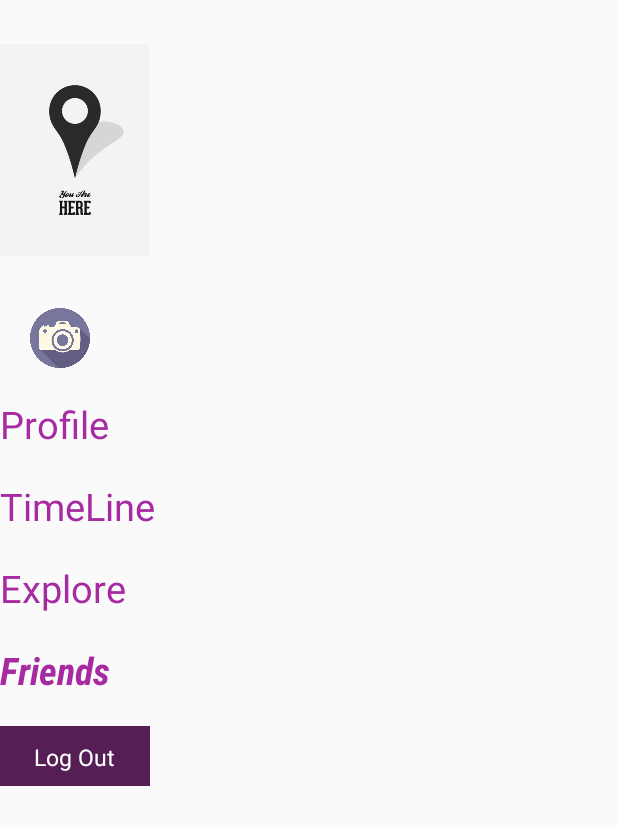
After one commit to azamzamy/GeoApplication, an Android app: the layout fragment_menu.xml on its own in the app's theme, with its tools: preview values and no code run, on a phone screen of 412 x 824 dp. The commit adds this screen. Shown: the top 825 px of the screen. Run offline under Robolectric (Android 15) with nearby library versions, the phone set to English and light mode, and no system bars.

Commit message:
side menue xml

```diff
--- /dev/null
+++ b/Android/YouAreHere/app/src/main/java/Menu.java
@@ -0,0 +1,12 @@
+import com.example.hp.youarehere.R;
+import com.example.hp.youarehere.Timeline;
+
+/**
+ * Created by hp on 11/30/2015.
+ */
+public class Menu extends fragments {
+
+
+
+
+}
--- a/Android/YouAreHere/app/src/main/java/com/example/hp/youarehere/MainActivity.java
+++ b/Android/YouAreHere/app/src/main/java/com/example/hp/youarehere/MainActivity.java
@@ -24,6 +24,8 @@ public class MainActivity extends AppCompatActivity {
 
         signInButton = (RelativeLayout) findViewById(R.id.sign_in_button);
 
+
+
         signInButton.setOnClickListener(new View.OnClickListener() {
             @Override
             public void onClick(View v) {
--- a/Android/YouAreHere/app/src/main/res/layout/activity_main.xml
+++ b/Android/YouAreHere/app/src/main/res/layout/activity_main.xml
@@ -46,7 +46,7 @@
             <TextView
                 android:layout_width="wrap_content"
                 android:layout_height="wrap_content"
-                android:text="SIGN IN TO FACEBOOK"
+                android:text="SIGN IN WITH FACEBOOK"
                 android:textColor="#FFFFFF"
                 android:textSize="20dp"
                 android:layout_centerInParent="true"/>
--- /dev/null
+++ b/Android/YouAreHere/app/src/main/res/layout/fragment_menu.xml
@@ -0,0 +1,93 @@
+<?xml version="1.0" encoding="utf-8"?>
+<LinearLayout  xmlns:android="http://schemas.android.com/apk/res/android"
+
+    android:orientation="vertical"
+    android:layout_width="match_parent"
+    android:layout_height="match_parent"
+    android:fitsSystemWindows="true">
+
+ <ImageView
+android:id="@+id/logo_image"
+android:layout_width="100dp"
+android:layout_height="200dp"
+android:layout_centerInParent="true"
+android:src="@drawable/logo"/>
+    <ImageView
+        android:id="@+id/Camera_icon"
+        android:layout_width="80dp"
+        android:layout_height="40dp"
+        android:layout_below="@+id/logo_image"
+        android:layout_centerInParent="true"
+        android:layout_marginTop="5dp"
+        android:src="@drawable/camera"/>
+
+    <TextView
+        android:id="@+id/username_text"
+        android:layout_width="wrap_content"
+        android:layout_height="wrap_content"
+        android:textSize="25dp"
+        android:textColor="#A62BA2"
+        android:text="Profile"
+        android:layout_below="@+id/logo_image"
+        android:layout_centerHorizontal="true"
+        android:layout_marginTop="20dp"
+        />
+    <TextView
+        android:id="@+id/TimeLine_text"
+        android:layout_width="wrap_content"
+        android:layout_height="wrap_content"
+        android:textSize="25dp"
+        android:textColor="#A62BA2"
+        android:text="TimeLine"
+        android:layout_below="@+id/logo_image"
+        android:layout_centerHorizontal="true"
+        android:layout_marginTop="20dp"
+        />
+
+    <TextView
+        android:id="@+id/Explore_text"
+        android:layout_width="wrap_content"
+        android:layout_height="wrap_content"
+        android:textSize="25dp"
+        android:textColor="#A62BA2"
+        android:text="Explore"
+        android:layout_below="@+id/logo_image"
+        android:layout_centerHorizontal="true"
+        android:layout_marginTop="20dp"
+        />
+    <TextView
+        android:id="@+id/Friends_text"
+        android:layout_width="wrap_content"
+        android:layout_height="wrap_content"
+        android:textSize="25dp"
+        android:textColor="#A62BA2"
+        android:text="Friends"
+        android:fontFamily="sans-serif-condensed"
+        android:textStyle="normal|bold|italic"
+        android:layout_below="@+id/logo_image"
+        android:layout_centerHorizontal="true"
+        android:layout_marginTop="20dp"
+        />
+    <RelativeLayout
+        android:id="@+id/log_out_button"
+        android:layout_width="100dp"
+        android:layout_height="40dp"
+        android:background="#551F55"
+        android:layout_below="@+id/Friends_text"
+        android:layout_centerHorizontal="true"
+        android:layout_marginTop="20dp">
+    <TextView
+        android:id="@+id/Logout_text"
+        android:layout_width="wrap_content"
+        android:layout_height="wrap_content"
+        android:text="Log Out"
+        android:textColor="#FFFFFF"
+        android:textSize="15dp"
+        android:layout_centerInParent="true"
+        android:layout_marginTop="20dp"/>
+    </RelativeLayout>
+
+
+
+
+</LinearLayout>
```
Also changed, not shown: Android/YouAreHere/app/src/main/res/drawable/camera.jpg (added), Android/YouAreHere/app/src/main/res/drawable/edit.jpg (added).
